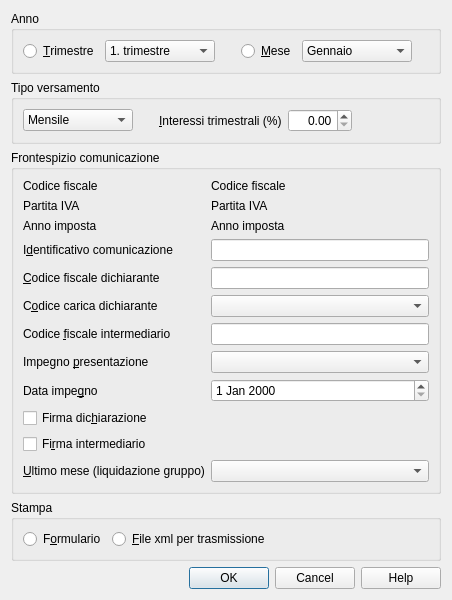
First picture: the form in Iva/2017/ch.banana.script.italy_vat_2017.report.liquidazione.dialog.ui, repository BananaAccounting/Italia, before the edit.
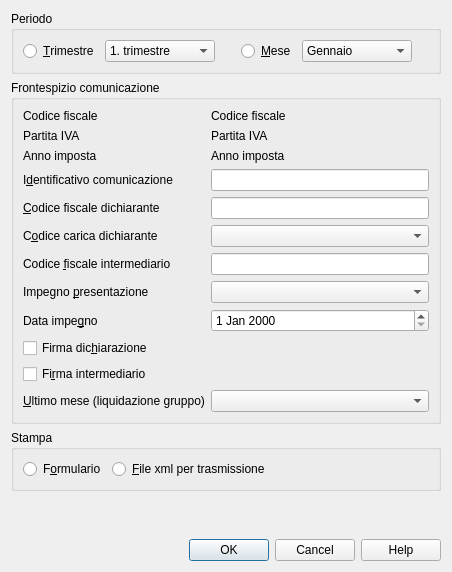
Second picture: the form after the edit.

Diff of the .ui file:
```diff
--- a/Iva/2017/ch.banana.script.italy_vat_2017.report.liquidazione.dialog.ui
+++ b/Iva/2017/ch.banana.script.italy_vat_2017.report.liquidazione.dialog.ui
@@ -17,7 +17,7 @@
    <item>
     <widget class="QGroupBox" name="periodoGroupBox">
      <property name="title">
-      <string notr="true">Anno</string>
+      <string notr="true">Periodo</string>
      </property>
      <layout class="QVBoxLayout" name="verticalLayout_3">
       <item>
@@ -176,94 +176,6 @@
      </layout>
     </widget>
    </item>
-   <item>
-    <widget class="QGroupBox" name="liquidazioneGroupBox">
-     <property name="title">
-      <string>Tipo versamento</string>
-     </property>
-     <layout class="QVBoxLayout" name="verticalLayout">
-      <item>
-       <layout class="QHBoxLayout" name="horizontalLayout">
-        <item>
-         <widget class="QComboBox" name="tipoVersamentoComboBox">
-          <property name="sizePolicy">
-           <sizepolicy hsizetype="Expanding" vsizetype="Fixed">
-            <horstretch>0</horstretch>
-            <verstretch>0</verstretch>
-           </sizepolicy>
-          </property>
-          <property name="minimumSize">
-           <size>
-            <width>110</width>
-            <height>0</height>
-           </size>
-          </property>
-          <item>
-           <property name="text">
-            <string>Mensile</string>
-           </property>
-          </item>
-          <item>
-           <property name="text">
-            <string>Trimestrale</string>
-           </property>
-          </item>
-         </widget>
-        </item>
-        <item>
-         <spacer name="horizontalSpacer_5">
-          <property name="orientation">
-           <enum>Qt::Horizontal</enum>
-          </property>
-          <property name="sizeType">
-           <enum>QSizePolicy::Fixed</enum>
-          </property>
-          <property name="sizeHint" stdset="0">
-           <size>
-            <width>20</width>
-            <height>20</height>
-           </size>
-          </property>
-         </spacer>
-        </item>
-        <item>
-         <widget class="QLabel" name="interesseLabel">
-          <property name="text">
-           <string notr="true">&amp;Interessi trimestrali (%)</string>
-          </property>
-          <property name="buddy">
-           <cstring>interesseSpinBox</cstring>
-          </property>
-         </widget>
-        </item>
-        <item>
-         <widget class="QDoubleSpinBox" name="interesseSpinBox">
-          <property name="alignment">
-           <set>Qt::AlignRight|Qt::AlignTrailing|Qt::AlignVCenter</set>
-          </property>
-          <property name="maximum">
-           <double>100.000000000000000</double>
-          </property>
-         </widget>
-        </item>
-        <item>
-         <spacer name="horizontalSpacer_2">
-          <property name="orientation">
-           <enum>Qt::Horizontal</enum>
-          </property>
-          <property name="sizeHint" stdset="0">
-           <size>
-            <width>40</width>
-            <height>20</height>
-           </size>
-          </property>
-         </spacer>
-        </item>
-       </layout>
-      </item>
-     </layout>
-    </widget>
-   </item>
    <item>
     <widget class="QGroupBox" name="intestazioneGroupBox">
      <property name="title">
```
Left out of the diff: 2 changed lines with no effect on the pictures.
